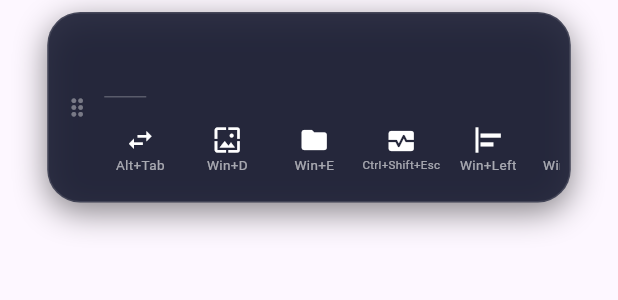
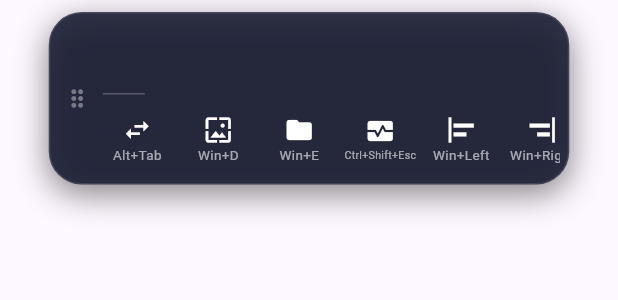
Before and after one commit to Cchaves20/RemoteOne, a Flutter app: the ProfileBar widget shown alone on an empty page, opened directly with sample values from the repository, on a phone screen of 412 x 824 dp. Shown: the top 300 px of the screen. Run offline on Flutter 3.47's test engine with Material 3 defaults, Android fonts, the phone set to English and light mode, and no system bars; our stand-ins replace file_picker, flutter_secure_storage, local_auth, qr_flutter, share_plus, shared_preferences and 1 more; missing offline and left inert: flutter_webrtc; accounts and stored records are empty.

```diff
--- a/client/lib/widgets/profile_bar.dart
+++ b/client/lib/widgets/profile_bar.dart
@@ -49,10 +49,16 @@ class ProfileBar extends StatefulWidget {
 
 class _ProfileBarState extends State<ProfileBar>
     with SingleTickerProviderStateMixin {
-  /// Lado do botão de perfil e do botão de atalho. O de atalho é mais largo
-  /// porque carrega o nome do atalho embaixo do ícone ("Ctrl+Shift+Esc").
+  /// Lado do botão de perfil e do botão de atalho.
+  ///
+  /// O botão de atalho é mais largo que alto: a largura carrega o nome do
+  /// atalho embaixo do ícone, a altura não precisa dele. A diferença importa
+  /// porque a barra mora na tarja preta ao lado (ou acima) da imagem, que tem
+  /// uns 140 nas fotos do aparelho - cada ponto a menos é imagem do computador
+  /// que continua à mostra. Aberta, ela fica em 133.
   static const double _profileTile = 44;
-  static const double _actionTile = 58;
+  static const double _actionTile = 54;
+  static const double _actionHeight = 50;
 
   late final AnimationController _anim = AnimationController(
     vsync: this,
@@ -100,7 +106,9 @@ class _ProfileBarState extends State<ProfileBar>
       if (selected != null) ...[
         _divider(vertical: vertical),
         _lane(
-          thickness: _actionTile,
+          // Deitada, a pista é uma coluna e o que se fixa é a largura; em pé é
+          // uma linha, e o que se fixa é a altura - que pode ser menor.
+          thickness: vertical ? _actionTile : _actionHeight,
           vertical: vertical,
           children: [for (final a in selected.actions) _actionButton(a)],
         ),
@@ -129,7 +137,7 @@ class _ProfileBarState extends State<ProfileBar>
 
     final pill = Container(
       decoration: glassPill(),
-      padding: const EdgeInsets.all(6),
+      padding: const EdgeInsets.all(5),
       // Cresce e encolhe junto com a segunda pista, em vez de aparecer de uma
       // vez: sem isso, escolher um perfil dá um solavanco na tela.
       child: AnimatedSize(
@@ -208,7 +216,7 @@ class _ProfileBarState extends State<ProfileBar>
     return Container(
       width: vertical ? 1 : 28,
       height: vertical ? 28 : 1,
-      margin: const EdgeInsets.all(5),
+      margin: const EdgeInsets.all(4),
       color: Colors.white24,
     );
   }
```
